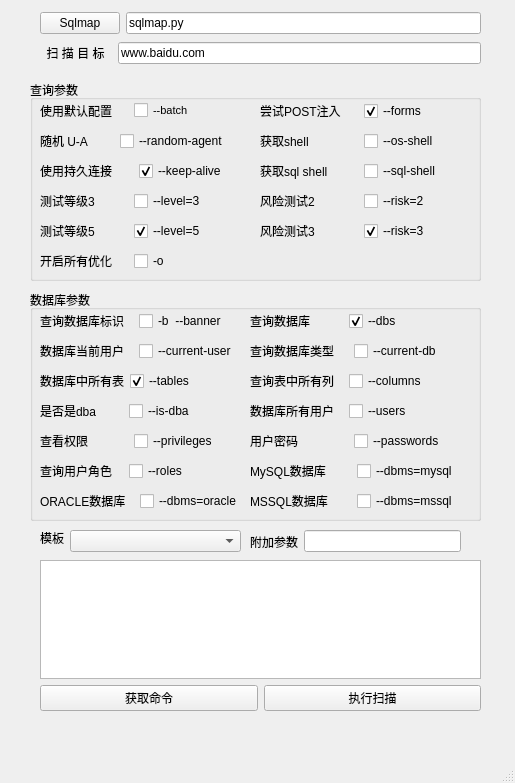
etony/myPyTool, file tools/sqlmap.ui: the form before one commit.
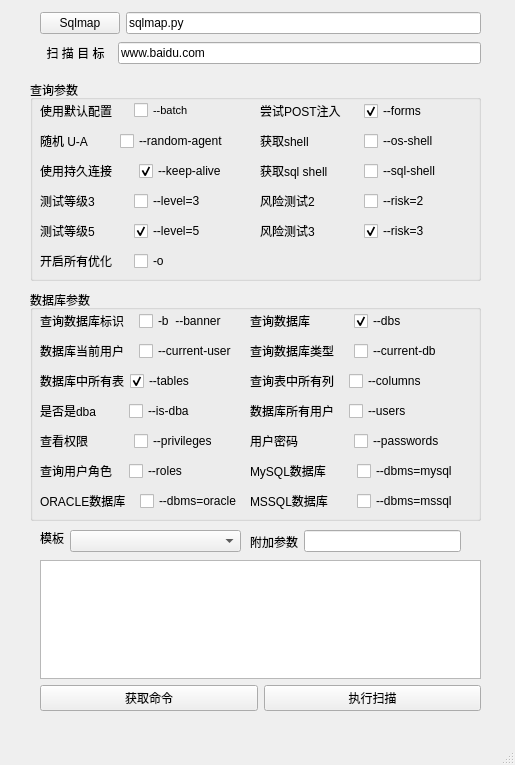
The form after the commit.

What changed in the file:
```diff
--- a/tools/sqlmap.ui
+++ b/tools/sqlmap.ui
@@ -7,7 +7,7 @@
     <x>0</x>
     <y>0</y>
     <width>515</width>
-    <height>783</height>
+    <height>765</height>
    </rect>
   </property>
   <property name="windowTitle">
@@ -373,7 +373,7 @@
       <rect>
        <x>220</x>
        <y>20</y>
-       <width>191</width>
+       <width>201</width>
        <height>22</height>
       </rect>
      </property>
```
